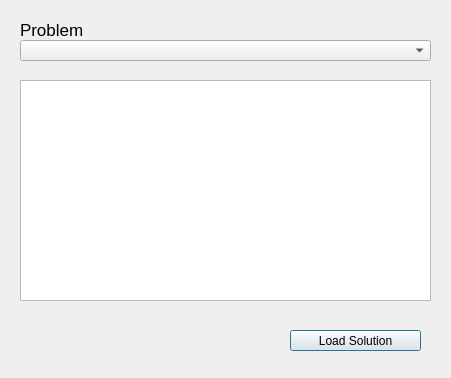
Qt form ui/watering_optimization_dialog.ui (Ingeniousware/QGISWaterIng) before a commit.
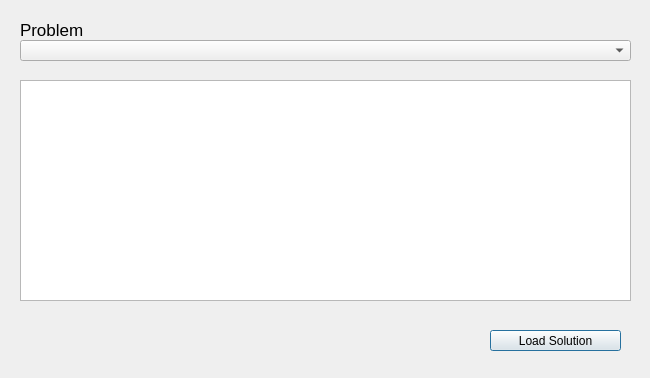
The same form after that commit.

```diff
--- a/ui/watering_optimization_dialog.ui
+++ b/ui/watering_optimization_dialog.ui
@@ -9,7 +9,7 @@
    <rect>
     <x>0</x>
     <y>0</y>
-    <width>451</width>
+    <width>650</width>
     <height>378</height>
    </rect>
   </property>
@@ -21,7 +21,7 @@
     <rect>
      <x>20</x>
      <y>40</y>
-     <width>411</width>
+     <width>611</width>
      <height>21</height>
     </rect>
    </property>
@@ -52,7 +52,7 @@
   <widget class="QPushButton" name="BtLoadSolution">
    <property name="geometry">
     <rect>
-     <x>290</x>
+     <x>490</x>
      <y>330</y>
      <width>131</width>
      <height>21</height>
@@ -67,7 +67,7 @@
     <rect>
      <x>20</x>
      <y>80</y>
-     <width>411</width>
+     <width>611</width>
      <height>221</height>
     </rect>
    </property>
```
Left out of the diff: 2 changed lines with no effect on the pictures.
